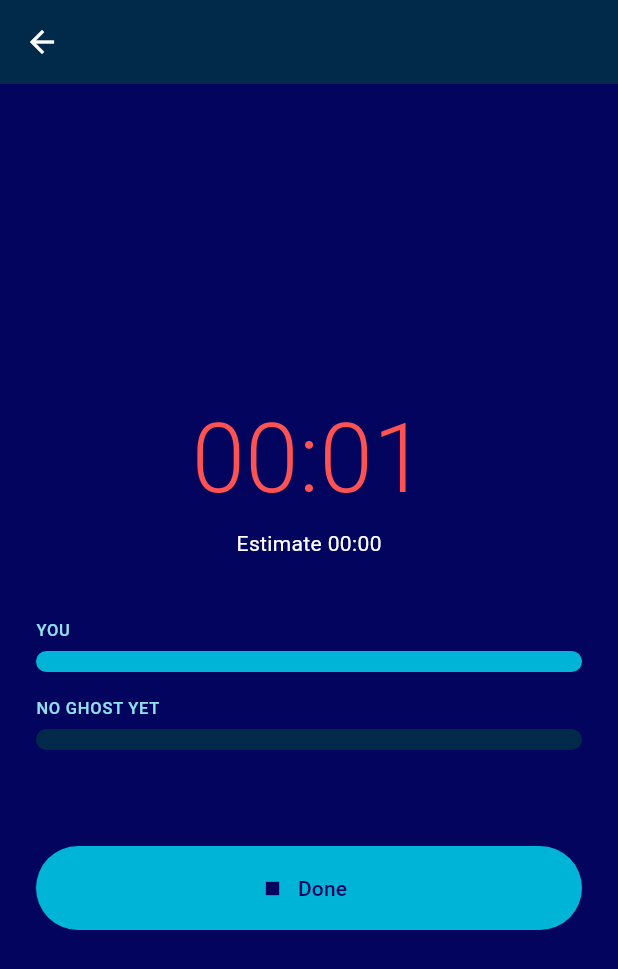
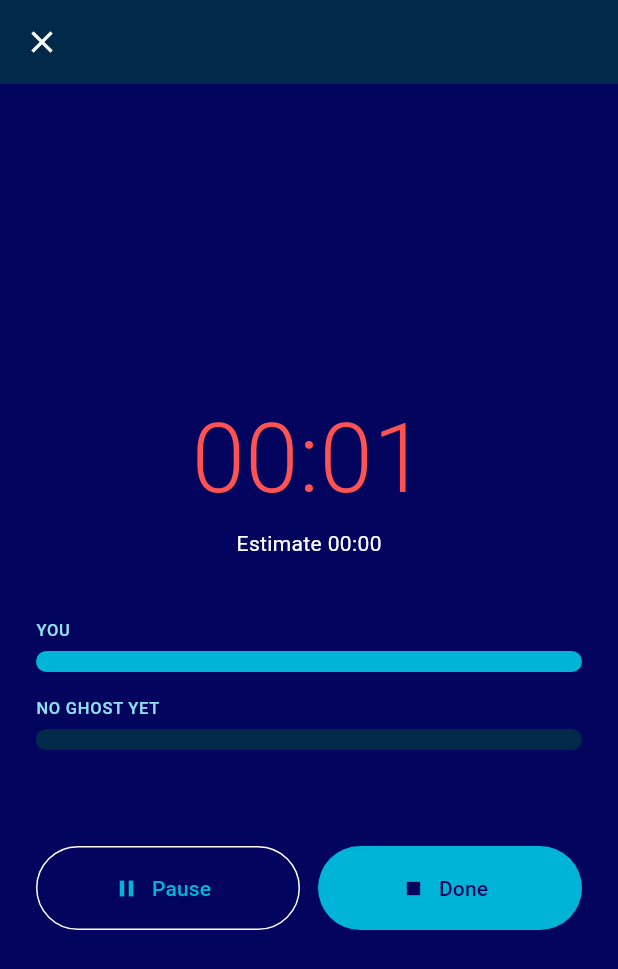
Before and after one commit to DABURAcreate/task_race, a Flutter app: the TimerScreen screen opened directly with empty values, on a phone screen of 412 x 824 dp. Shown: the top 969 px of the screen. Run offline on Flutter 3.47's test engine with Material 3 defaults, Android fonts, the phone set to English and light mode, and no system bars; our stand-ins replace flutter_local_notifications, shared_preferences; accounts and stored records are empty.

Commit message:
Added feature to cancel a task

```diff
--- a/lib/data/active_session_store.dart
+++ b/lib/data/active_session_store.dart
@@ -4,49 +4,70 @@ import 'package:shared_preferences/shared_preferences.dart';
 class ActiveSession {
   final String taskId;
   final int estimateSeconds;
-  final DateTime startedAt;
+  final int accumulatedSeconds;
+
+  /// When the still-open segment began, or null if the session was paused
+  /// when it was saved.
+  final DateTime? runningSince;
 
   const ActiveSession({
     required this.taskId,
     required this.estimateSeconds,
-    required this.startedAt,
+    required this.accumulatedSeconds,
+    this.runningSince,
   });
 }
 
 /// Tracks the one timer session currently running, if any, so it can be
-/// resumed with the correct elapsed time if the app process gets killed
-/// mid-run.
+/// resumed with the correct elapsed time (and paused/running state) if the
+/// app process gets killed mid-run.
 class ActiveSessionStore {
   static const _taskIdKey = 'task_race.active_session.task_id';
   static const _estimateKey = 'task_race.active_session.estimate_seconds';
-  static const _startedAtKey = 'task_race.active_session.started_at';
+  static const _accumulatedKey = 'task_race.active_session.accumulated_seconds';
+  static const _runningSinceKey = 'task_race.active_session.running_since';
 
   static Future<void> save(ActiveSession session) async {
     final prefs = await SharedPreferences.getInstance();
     await prefs.setString(_taskIdKey, session.taskId);
     await prefs.setInt(_estimateKey, session.estimateSeconds);
-    await prefs.setString(_startedAtKey, session.startedAt.toIso8601String());
+    await prefs.setInt(_accumulatedKey, session.accumulatedSeconds);
+    if (session.runningSince == null) {
+      await prefs.remove(_runningSinceKey);
+    } else {
+      await prefs.setString(
+        _runningSinceKey,
+        session.runningSince!.toIso8601String(),
+      );
+    }
   }
 
   static Future<void> clear() async {
     final prefs = await SharedPreferences.getInstance();
     await prefs.remove(_taskIdKey);
     await prefs.remove(_estimateKey);
-    await prefs.remove(_startedAtKey);
+    await prefs.remove(_accumulatedKey);
+    await prefs.remove(_runningSinceKey);
   }
 
   static Future<ActiveSession?> load() async {
     final prefs = await SharedPreferences.getInstance();
     final taskId = prefs.getString(_taskIdKey);
     final estimateSeconds = prefs.getInt(_estimateKey);
-    final startedAtRaw = prefs.getString(_startedAtKey);
-    if (taskId == null || estimateSeconds == null || startedAtRaw == null) {
+    final accumulatedSeconds = prefs.getInt(_accumulatedKey);
+    if (taskId == null ||
+        estimateSeconds == null ||
+        accumulatedSeconds == null) {
       return null;
     }
+    final runningSinceRaw = prefs.getString(_runningSinceKey);
     return ActiveSession(
       taskId: taskId,
       estimateSeconds: estimateSeconds,
-      startedAt: DateTime.parse(startedAtRaw),
+      accumulatedSeconds: accumulatedSeconds,
+      runningSince: runningSinceRaw == null
+          ? null
+          : DateTime.parse(runningSinceRaw),
     );
   }
 }
--- a/lib/screens/timer_screen.dart
+++ b/lib/screens/timer_screen.dart
@@ -14,15 +14,16 @@ class TimerScreen extends StatefulWidget {
   final Task task;
   final int estimateSeconds;
 
-  /// If this session is being restored (e.g. the app was killed mid-run),
-  /// the timestamp it originally started at. Null for a fresh start.
-  final DateTime? resumeStartedAt;
+  /// Set only when restoring a session already in progress when the app
+  /// process was killed. [runningSince] null means it was paused. Null
+  /// (the default) means a fresh start.
+  final ({int accumulatedSeconds, DateTime? runningSince})? resume;
 
   const TimerScreen({
     super.key,
     required this.task,
     required this.estimateSeconds,
-    this.resumeStartedAt,
+    this.resume,
   });
 
   @override
@@ -31,7 +32,6 @@ class TimerScreen extends StatefulWidget {
 
 class _TimerScreenState extends State<TimerScreen>
     with SingleTickerProviderStateMixin {
-  late final DateTime _startedAt = widget.resumeStartedAt ?? DateTime.now();
   late final SessionController _session = SessionController(
     estimateSeconds: widget.estimateSeconds,
     ghostSeconds: widget.task.bestSeconds,
@@ -58,14 +58,16 @@ class _TimerScreenState extends State<TimerScreen>
   void initState() {
     super.initState();
     NotificationService.instance.requestPermissionOnce();
-    ActiveSessionStore.save(
-      ActiveSession(
-        taskId: widget.task.id,
-        estimateSeconds: widget.estimateSeconds,
-        startedAt: _startedAt,
-      ),
+    final resume = widget.resume;
+    if (resume == null) {
+      _session.start();
+    } else {
+      _session.restore(
+        accumulated: Duration(seconds: resume.accumulatedSeconds),
+        runningSince: resume.runningSince,
       );
-    _session.start(startedAt: _startedAt);
+    }
+    _persistSession();
   }
 
   @override
@@ -78,6 +80,57 @@ class _TimerScreenState extends State<TimerScreen>
       ActiveSessionStore.clear();
     }
     super.dispose();
+  }
+
+  Future<void> _persistSession() {
+    return ActiveSessionStore.save(
+      ActiveSession(
+        taskId: widget.task.id,
+        estimateSeconds: widget.estimateSeconds,
+        accumulatedSeconds: _session.bankedElapsed.inSeconds,
+        runningSince: _session.runningSince,
+      ),
+    );
+  }
+
+  void _togglePause() {
+    if (_session.isRunning) {
+      _session.pause();
+    } else {
+      _session.resume();
+    }
+    _persistSession();
+  }
+
+  /// Confirms, then leaves without recording anything: no run saved, no
+  /// effect on the streak. For the wrong task started by mistake, or a run
+  /// abandoned outright — "Done" always records a run, so it's the wrong
+  /// tool for either case.
+  Future<void> _cancel() async {
+    final discard = await showDialog<bool>(
+      context: context,
+      builder: (context) => AlertDialog(
+        title: const Text('Discard this run?'),
+        content: const Text(
+          "Your time won't be saved and it won't count against your streak.",
+        ),
+        actions: [
+          TextButton(
+            onPressed: () => Navigator.pop(context, false),
+            child: const Text('Keep going'),
+          ),
+          FilledButton(
+            onPressed: () => Navigator.pop(context, true),
+            child: const Text('Discard'),
+          ),
+        ],
+      ),
+    );
+    // dispose() clears the active session store for any non-finished exit,
+    // so leaving _finished false here is enough — no separate cleanup.
+    if (discard == true && mounted) {
+      Navigator.of(context).pop();
+    }
   }
 
   void _notifyOverEstimate() {
@@ -123,14 +176,28 @@ class _TimerScreenState extends State<TimerScreen>
 
   @override
   Widget build(BuildContext context) {
-    return Scaffold(
-      appBar: AppBar(title: Text(widget.task.name)),
+    return PopScope(
+      canPop: false,
+      onPopInvokedWithResult: (didPop, result) {
+        if (didPop) return;
+        _cancel();
+      },
+      child: Scaffold(
+        appBar: AppBar(
+          leading: IconButton(
+            icon: const Icon(Icons.close),
+            tooltip: 'Discard run',
+            onPressed: _cancel,
+          ),
+          title: Text(widget.task.name),
+        ),
         body: Stack(
           children: [
             ListenableBuilder(
               listenable: _session,
               builder: (context, _) {
                 final over = _session.overEstimate;
+                final paused = _session.isPaused;
                 return Padding(
                   padding: const EdgeInsets.all(24),
                   child: Column(
@@ -144,16 +211,34 @@ class _TimerScreenState extends State<TimerScreen>
                             fontSize: 64,
                             fontWeight: FontWeight.w300,
                             fontFeatures: const [FontFeature.tabularFigures()],
-                          color: over ? Colors.redAccent : Colors.white,
+                            color: over
+                                ? Colors.redAccent
+                                : paused
+                                ? AppColors.label
+                                : Colors.white,
                           ),
                         ),
                       ),
                       Text('Estimate ${formatSeconds(widget.estimateSeconds)}'),
+                      if (paused)
+                        const Padding(
+                          padding: EdgeInsets.only(top: 4),
+                          child: Text(
+                            'Paused — not counting against you',
+                            style: TextStyle(
+                              color: AppColors.label,
+                              fontWeight: FontWeight.bold,
+                            ),
+                          ),
+                        ),
                       const SizedBox(height: 40),
-                    GhostBar(
+                      Opacity(
+                        opacity: paused ? 0.5 : 1,
+                        child: GhostBar(
                           progress: _session.progress,
                           ghostProgress: _session.ghostProgress,
                           hasGhost: widget.task.bestSeconds != null,
+                        ),
                       ),
                       const SizedBox(height: 16),
                       if (_session.ghostFinished)
@@ -162,13 +247,36 @@ class _TimerScreenState extends State<TimerScreen>
                           style: TextStyle(color: AppColors.label),
                         ),
                       const SizedBox(height: 48),
-                    FilledButton.icon(
+                      Row(
+                        children: [
+                          Expanded(
+                            child: OutlinedButton.icon(
+                              onPressed: _togglePause,
+                              icon: Icon(
+                                _session.isRunning
+                                    ? Icons.pause
+                                    : Icons.play_arrow,
+                              ),
+                              label: Text(
+                                _session.isRunning ? 'Pause' : 'Resume',
+                              ),
+                              style: OutlinedButton.styleFrom(
+                                minimumSize: const Size.fromHeight(56),
+                              ),
+                            ),
+                          ),
+                          const SizedBox(width: 12),
+                          Expanded(
+                            child: FilledButton.icon(
                               onPressed: _finish,
                               icon: const Icon(Icons.stop),
                               label: const Text('Done'),
                               style: FilledButton.styleFrom(
                                 minimumSize: const Size.fromHeight(56),
                               ),
+                            ),
+                          ),
+                        ],
                       ),
                     ],
                   ),
@@ -189,6 +297,7 @@ class _TimerScreenState extends State<TimerScreen>
             ),
           ],
         ),
+      ),
     );
   }
 }
--- a/lib/state/session_controller.dart
+++ b/lib/state/session_controller.dart
@@ -1,8 +1,13 @@
 import 'dart:async';
 import 'package:flutter/foundation.dart';
 
-/// Runs one attempt. Elapsed time is calculated from a start timestamp,
-/// not by counting ticks — so it stays correct if the app is backgrounded.
+/// Runs one attempt. Elapsed time is calculated from wall-clock timestamps
+/// for each running segment, not by counting ticks — so it stays correct if
+/// the app is backgrounded. Pausing banks the elapsed time so far and stops
+/// the clock (and the ghost, which races against the same elapsed time);
+/// resuming opens a new segment. An interruption — a phone call, getting
+/// pulled away — doesn't inflate the recorded time or poison the ghost it
+/// feeds, as long as it's paused first.
 class SessionController extends ChangeNotifier {
   final int estimateSeconds;
   final int? ghostSeconds; // your previous best, if any
@@ -14,50 +19,101 @@ class SessionController extends ChangeNotifier {
     this.onCrossEstimate,
   });
 
-  DateTime? _startedAt;
+  Duration _accumulated = Duration.zero; // banked time from closed segments
+  DateTime? _segmentStartedAt; // non-null while a segment is running
   Timer? _ticker;
-  Duration _elapsed = Duration.zero;
   bool _crossedEstimate = false;
+  bool _finished = false;
 
-  Duration get elapsed => _elapsed;
+  /// Time banked from segments that have already been paused or stopped —
+  /// excludes whatever segment is currently running, if any.
+  Duration get bankedElapsed => _accumulated;
+
+  /// When the current running segment began, or null if paused.
+  DateTime? get runningSince => _segmentStartedAt;
+
+  Duration get elapsed => _accumulated + _liveSegment;
+  Duration get _liveSegment => _segmentStartedAt == null
+      ? Duration.zero
+      : DateTime.now().difference(_segmentStartedAt!);
+
   bool get isRunning => _ticker != null;
+  bool get isPaused => !isRunning && !_finished;
 
   /// 0.0 -> 1.0 against your estimate.
   double get progress =>
-      (_elapsed.inMilliseconds / (estimateSeconds * 1000)).clamp(0.0, 1.0);
+      (elapsed.inMilliseconds / (estimateSeconds * 1000)).clamp(0.0, 1.0);
 
   /// 0.0 -> 1.0 against your best time. Fills faster if your best is quick.
   double get ghostProgress {
     if (ghostSeconds == null) return 0;
-    return (_elapsed.inMilliseconds / (ghostSeconds! * 1000)).clamp(0.0, 1.0);
+    return (elapsed.inMilliseconds / (ghostSeconds! * 1000)).clamp(0.0, 1.0);
   }
 
   bool get ghostFinished => ghostSeconds != null && ghostProgress >= 1.0;
-  bool get overEstimate => _elapsed.inSeconds > estimateSeconds;
+  bool get overEstimate => elapsed.inSeconds > estimateSeconds;
 
-  /// Pass [startedAt] to resume a session that began in the past (e.g. one
-  /// restored after the app process was killed) instead of starting fresh.
-  void start({DateTime? startedAt}) {
-    if (isRunning) return;
-    _startedAt = startedAt ?? DateTime.now();
-    _elapsed = DateTime.now().difference(_startedAt!);
+  /// Starts a fresh run.
+  void start() {
+    if (isRunning || _finished) return;
+    _segmentStartedAt = DateTime.now();
     _crossedEstimate = overEstimate;
+    _runTicker();
+    notifyListeners();
+  }
+
+  /// Picks up a session saved mid-run — e.g. one restored after the app
+  /// process was killed. [accumulated] is the time already banked;
+  /// [runningSince] is when the still-open segment began, or null if the
+  /// session was paused when it was saved.
+  void restore({required Duration accumulated, DateTime? runningSince}) {
+    if (isRunning || _finished) return;
+    _accumulated = accumulated;
+    _segmentStartedAt = runningSince;
+    _crossedEstimate = overEstimate;
+    if (runningSince != null) _runTicker();
+    notifyListeners();
+  }
+
+  /// Stops the clock and banks the time so far. Time spent paused doesn't
+  /// count toward the run or the ghost.
+  void pause() {
+    if (!isRunning) return;
+    _accumulated += _liveSegment;
+    _segmentStartedAt = null;
+    _ticker?.cancel();
+    _ticker = null;
+    notifyListeners();
+  }
+
+  /// Continues a paused run as a new segment.
+  void resume() {
+    if (isRunning || _finished) return;
+    _segmentStartedAt = DateTime.now();
+    _runTicker();
+    notifyListeners();
+  }
+
+  void _runTicker() {
     _ticker = Timer.periodic(const Duration(milliseconds: 200), (_) {
-      _elapsed = DateTime.now().difference(_startedAt!);
       if (!_crossedEstimate && overEstimate) {
         _crossedEstimate = true;
         onCrossEstimate?.call();
       }
       notifyListeners();
     });
-    notifyListeners();
   }
 
   int stop() {
+    if (_segmentStartedAt != null) {
+      _accumulated += _liveSegment;
+      _segmentStartedAt = null;
+    }
+    _finished = true;
     _ticker?.cancel();
     _ticker = null;
     notifyListeners();
-    return _elapsed.inSeconds;
+    return _accumulated.inSeconds;
   }
 
   @override
```
Also changed, not shown: lib/screens/home_screen.dart (+10 -7 lines), 2 other files. Lines whose indentation alone changed are shown as unchanged.
